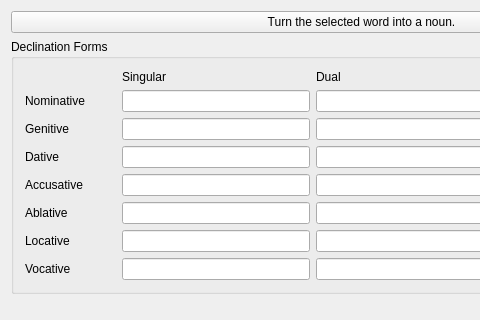
The window that src/entry-dialogs/declensionwidget.ui (KDE/parley) describes before a commit, drawn with Qt 5; both pictures show x 0 to 480 and y 0 to 320 of the 723 by 605 pixel window.
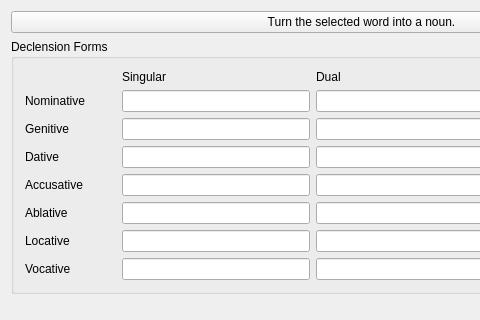
The same window after the commit.

Commit message: Another declination sneaked in, get rid of it... Also allow declension editing for female and neuter

```diff
--- a/src/entry-dialogs/declensionwidget.ui
+++ b/src/entry-dialogs/declensionwidget.ui
@@ -41,7 +41,7 @@
       </sizepolicy>
      </property>
      <property name="title" >
-      <string>Declination Forms</string>
+      <string>Declension Forms</string>
      </property>
      <layout class="QGridLayout" >
       <item row="2" column="0" >
```
The commit also changes 1 other file.
